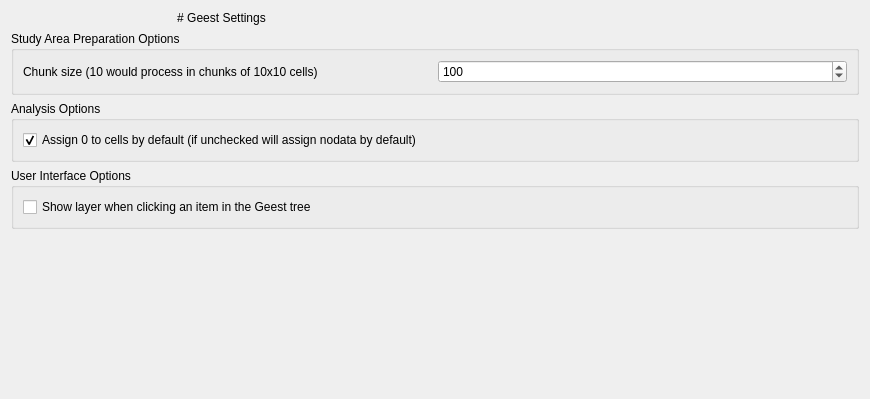
Above: geest/ui/geest_settings_base.ui from worldbank/GEEST before the change; both pictures show x 0 to 870 and y 0 to 399 of the 870 by 642 pixel window. Below: the same form after it.
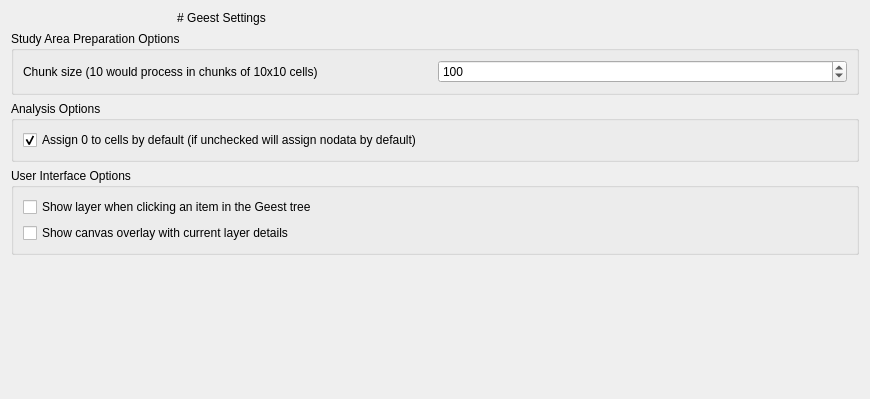
That is the form after the change.

Commit message: Add decroation option to show current layer on canvas

Diff of the .ui file:
```diff
--- a/geest/ui/geest_settings_base.ui
+++ b/geest/ui/geest_settings_base.ui
@@ -88,6 +88,13 @@
         </property>
        </widget>
       </item>
+      <item row="1" column="0">
+       <widget class="QCheckBox" name="show_overlay">
+        <property name="text">
+         <string>Show canvas overlay with current layer details</string>
+        </property>
+       </widget>
+      </item>
      </layout>
     </widget>
    </item>
```
The commit also changes 5 other files.
